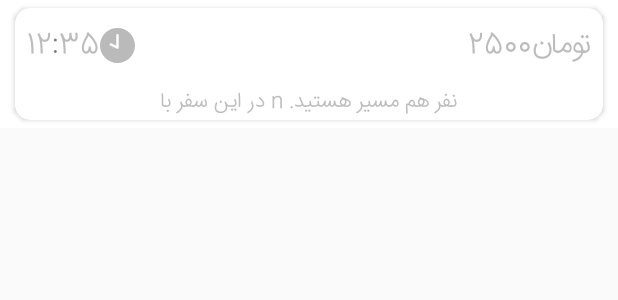
After one commit to Hamedlq/m_PassengerAndroidApp, an Android app: the layout suggested_times_card_item.xml on its own in the app's theme, with its tools: preview values and no code run, on a phone screen of 412 x 824 dp. The commit adds this screen. Shown: the top 300 px of the screen. Run offline under Robolectric (Android 15) with nearby library versions, the phone set to English and light mode, and no system bars.

Commit message:
ride_sharing almost done

```diff
--- /dev/null
+++ b/app/src/main/res/drawable/bg_key.xml
@@ -0,0 +1,8 @@
+<?xml version="1.0" encoding="utf-8" ?>
+<selector xmlns:android="http://schemas.android.com/apk/res/android">
+    <item
+        android:state_selected="true"
+        android:drawable="@color/pressed_color"/>
+    <item
+        android:drawable="@color/default_color" />
+</selector>
--- /dev/null
+++ b/app/src/main/res/drawable/ic_cancel.xml
@@ -0,0 +1,4 @@
+<vector android:height="20dp" android:viewportHeight="512.0"
+    android:viewportWidth="512.0" android:width="20dp" xmlns:android="http://schemas.android.com/apk/res/android">
+    <path android:fillColor="#ffffff" android:pathData="M257,0C116.4,0 0,114.4 0,255s116.4,257 257,257s255,-116.4 255,-257S397.6,0 257,0zM383.2,338.8c11.7,11.7 11.7,30.7 0,42.4c-11.6,11.6 -30.6,11.8 -42.4,0L257,297.4l-85.8,83.8c-11.7,11.7 -30.7,11.7 -42.4,0c-11.7,-11.7 -11.7,-30.7 0,-42.4l83.8,-83.8l-83.8,-83.8c-11.7,-11.7 -11.7,-30.7 0,-42.4c11.7,-11.7 30.7,-11.7 42.4,0L257,212.6l83.8,-83.8c11.7,-11.7 30.7,-11.7 42.4,0c11.7,11.7 11.7,30.7 0,42.4l-83.8,83.8L383.2,338.8z"/>
+</vector>
--- /dev/null
+++ b/app/src/main/res/drawable/ic_clock.xml
@@ -0,0 +1,4 @@
+<vector android:height="23dp" android:viewportHeight="299.998"
+    android:viewportWidth="299.998" android:width="23dp" xmlns:android="http://schemas.android.com/apk/res/android">
+    <path android:fillColor="#bababa" android:pathData="M150,0C67.16,0 0,67.16 0,149.99s67.16,150 149.99,150s150,-67.16 150,-150S232.84,0 150,0zM160.35,168.34c-0.01,0.39 -0.07,0.79 -0.12,1.18c-0.04,0.3 -0.06,0.6 -0.12,0.89c-0.07,0.3 -0.18,0.6 -0.28,0.9c-0.12,0.37 -0.23,0.73 -0.38,1.08c-0.03,0.06 -0.04,0.12 -0.06,0.18c-0.23,0.48 -0.49,0.93 -0.77,1.36c-0.02,0.03 -0.04,0.05 -0.06,0.08c-0.33,0.48 -0.7,0.92 -1.09,1.33c-0.11,0.11 -0.22,0.21 -0.34,0.32c-0.34,0.33 -0.71,0.63 -1.09,0.9c-0.12,0.09 -0.23,0.18 -0.36,0.26c-0.5,0.32 -1.01,0.61 -1.55,0.84c-0.12,0.05 -0.24,0.08 -0.36,0.13c-0.46,0.18 -0.92,0.32 -1.39,0.43c-0.17,0.04 -0.34,0.08 -0.51,0.11c-0.61,0.11 -1.23,0.19 -1.86,0.19c-0.13,0 -0.26,-0.04 -0.38,-0.04c-0.6,-0.02 -1.2,-0.07 -1.77,-0.19c-0.18,-0.04 -0.35,-0.12 -0.53,-0.17c-0.53,-0.14 -1.06,-0.31 -1.55,-0.53c-0.06,-0.03 -0.12,-0.03 -0.17,-0.06l-57.51,-27.13c-5.18,-2.44 -7.4,-8.63 -4.96,-13.81c2.44,-5.18 8.63,-7.4 13.81,-4.96l42.72,20.14V62.25c0,-5.73 4.64,-10.37 10.37,-10.37s10.37,4.64 10.37,10.37V168.15h0C160.37,168.21 160.35,168.27 160.35,168.34z"/>
+</vector>
--- /dev/null
+++ b/app/src/main/res/layout/suggested_times_card_item.xml
@@ -0,0 +1,142 @@
+<?xml version="1.0" encoding="utf-8"?>
+<LinearLayout xmlns:android="http://schemas.android.com/apk/res/android"
+    xmlns:app="http://schemas.android.com/apk/res-auto"
+    xmlns:card_view="http://schemas.android.com/apk/res-auto"
+    xmlns:tools="http://schemas.android.com/tools"
+    android:layout_width="match_parent"
+    android:layout_height="wrap_content"
+    android:background="@drawable/bg_key"
+    android:id="@+id/suggested_times_root_layout"
+    android:orientation="vertical">
+    <!-- A CardView that contains a TextView -->
+    <android.support.v7.widget.CardView
+        android:id="@+id/card_view"
+        android:layout_width="match_parent"
+        android:layout_height="wrap_content"
+        android:layout_gravity="center"
+        android:layout_marginBottom="5dp"
+        android:layout_marginEnd="10dp"
+        android:layout_marginStart="10dp"
+        android:layout_marginTop="5dp"
+        card_view:cardCornerRadius="10dp">
+
+        <LinearLayout
+            android:layout_width="match_parent"
+            android:layout_height="wrap_content"
+            android:orientation="vertical">
+
+            <RelativeLayout
+                android:layout_margin="8dp"
+                android:layout_width="match_parent"
+                android:layout_height="wrap_content"
+                android:orientation="horizontal">
+
+                <LinearLayout
+                    android:layout_weight="1"
+                    android:layout_width="wrap_content"
+                    android:layout_alignParentLeft="true"
+                    android:layout_height="wrap_content"
+                    android:orientation="horizontal">
+
+                    <TextView
+                        android:layout_gravity="center_vertical"
+                        android:textColor="@color/my_gray"
+                        android:id="@+id/time_minute_textview"
+                        android:layout_width="wrap_content"
+                        android:layout_height="wrap_content"
+                        android:text="12"
+                        android:textSize="20sp" />
+
+                    <TextView
+                        android:layout_gravity="center_vertical"
+                        android:layout_width="wrap_content"
+                        android:layout_height="wrap_content"
+                        android:text=":"
+                        android:textSize="20sp" />
+
+                    <TextView
+                        android:layout_gravity="center_vertical"
+                        android:textColor="@color/my_gray"
+                        android:id="@+id/time_hour_textview"
+                        android:layout_width="wrap_content"
+                        android:layout_height="wrap_content"
+                        android:text="35"
+                        android:textSize="20sp" />
+
+                    <ImageView
+                        android:layout_marginRight="10dp"
+                        android:layout_gravity="center_vertical"
+                        android:layout_width="wrap_content"
+                        android:layout_height="wrap_content"
+                        android:src="@drawable/ic_clock" />
+
+                </LinearLayout>
+
+                <LinearLayout
+                    android:layout_alignParentRight="true"
+                    android:layout_gravity="start"
+                    android:layout_width="wrap_content"
+                    android:layout_height="wrap_content"
+                    android:orientation="horizontal">
+
+                    <TextView
+                        android:layout_marginLeft="5dp"
+                        android:textColor="@color/my_gray"
+                        android:id="@+id/price_string_textview"
+                        android:textSize="20sp"
+                        android:text="2500"
+                        android:layout_width="wrap_content"
+                        android:layout_height="wrap_content" />
+
+                    <TextView
+                        android:textColor="@color/my_gray"
+                        android:id="@+id/textView"
+                        android:layout_width="wrap_content"
+                        android:layout_height="wrap_content"
+                        android:text="تومان"
+                        android:textSize="20sp" />
+
+                </LinearLayout>
+
+
+            </RelativeLayout>
+
+
+
+
+
+            <LinearLayout
+                android:gravity="center"
+                android:orientation="horizontal"
+                android:layout_width="match_parent"
+                android:layout_height="wrap_content">
+
+
+                <TextView
+                    android:textColor="@color/my_gray"
+                    android:text=" در این سفر با "
+                    android:layout_width="wrap_content"
+                    android:layout_height="wrap_content" />
+
+                <TextView
+                    android:textColor="@color/my_gray"
+                    android:id="@+id/pair_passengers"
+                    android:text="n"
+                    android:layout_width="wrap_content"
+                    android:layout_height="wrap_content" />
+
+                <TextView
+                    android:textColor="@color/my_gray"
+                    android:text=" نفر هم مسیر هستید. "
+                    android:layout_width="wrap_content"
+                    android:layout_height="wrap_content" />
+
+            </LinearLayout>
+
+
+
+        </LinearLayout>
+
+    </android.support.v7.widget.CardView>
+
+</LinearLayout>
--- a/app/src/main/res/values/colors.xml
+++ b/app/src/main/res/values/colors.xml
@@ -98,4 +98,10 @@
     <color name="defining_route_origin_color">#00a421</color>
     <color name="defining_route_destination_color">#bc001c</color>
 
+    <color name="white">#FFFFFF</color>
+    <color name="main_black">#000000</color>
+
+    <color name="pressed_color">#4d90fe</color>
+    <color name="default_color">#ffffff</color>
+
 </resources>
```
Also changed, not shown: app/src/main/java/com/mibarim/main/adapters/RouteFilterAdapter.java (+49 -12 lines), app/src/main/java/com/mibarim/main/adapters/SuggestedTimesAdapter.java (+30 -5 lines), app/src/main/java/com/mibarim/main/ui/fragments/SuggestedTimesFragment.java (+53 -9 lines), app/src/main/res/layout/route_filter_fragment_item.xml (added, +278 -0 lines), app/src/main/res/layout/suggested_times_fragment.xml (+17 -2 lines), app/src/main/res/values/strings.xml (+10 -0 lines), app/src/main/res/drawable-nodpi/delete.png (added), app/src/main/res/drawable-nodpi/destination_gray.png (added), app/src/main/res/drawable-nodpi/dots_gray.png (added), app/src/main/res/drawable-nodpi/radiobox_gray.png (added).
